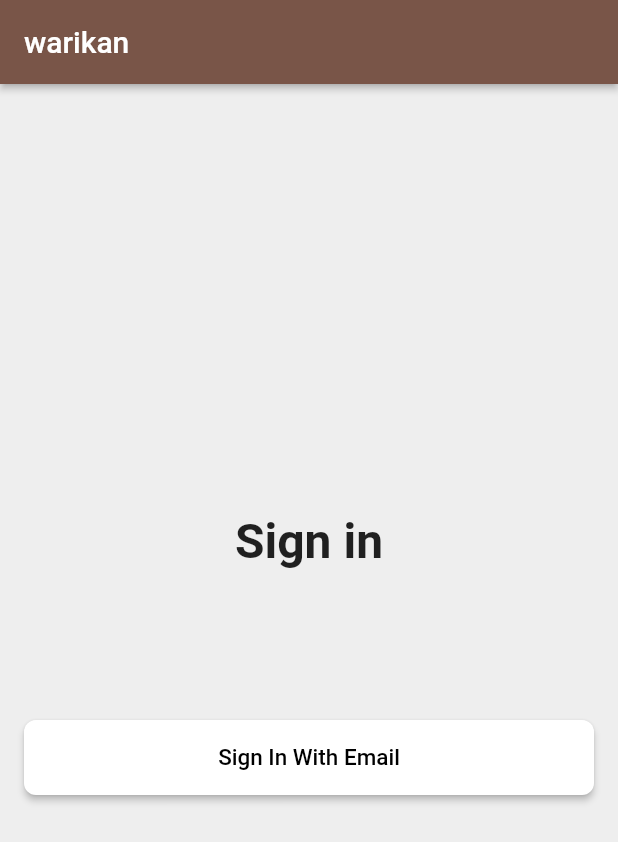
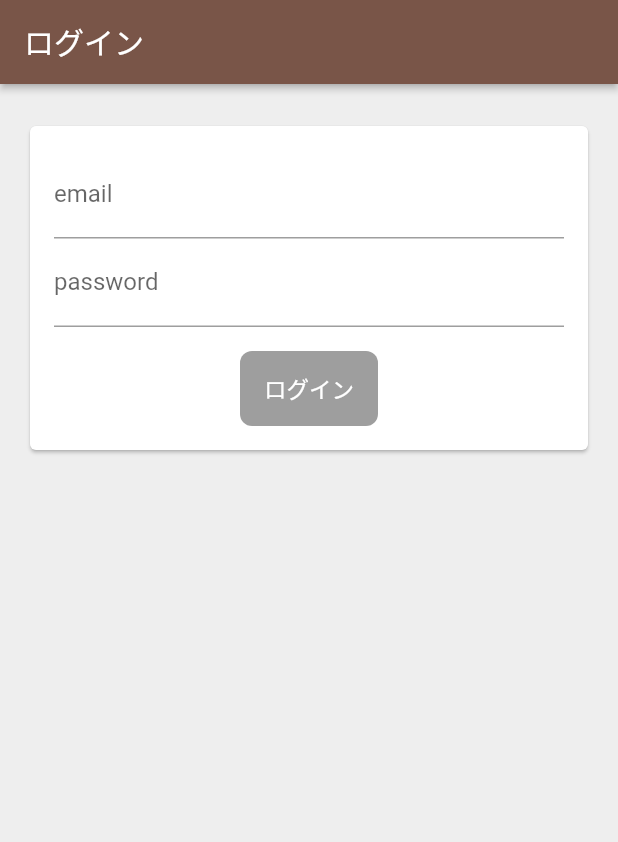
Before and after one commit to inoue723/warikan_native, a Flutter app: the screen it shows after launch, on a phone screen of 412 x 824 dp. Shown: the top 842 px of the screen. Run offline on Flutter 3.47's test engine with Material 2 defaults, Android fonts, the phone set to English and light mode, and no system bars; our stand-ins replace firebase_auth; accounts and stored records are empty.

Commit message:
add validation and controlled submitting

```diff
--- a/lib/src/home_page.dart
+++ b/lib/src/home_page.dart
@@ -2,14 +2,12 @@ import 'package:flutter/material.dart';
 import 'package:warikan_native/src/services/auth.dart';
 
 class HomePage extends StatelessWidget {
-  HomePage({@required this.auth, @required this.onSignOut});
-  final VoidCallback onSignOut;
+  HomePage({@required this.auth});
   final AuthBase auth;
 
   Future<void> _signOut() async {
     try {
       await auth.signOut();
-      onSignOut();
     } catch (error) {
       print(error.toString());
     }
--- a/lib/src/landing_page.dart
+++ b/lib/src/landing_page.dart
@@ -4,45 +4,33 @@ import 'package:warikan_native/src/sign_in/sign_in_page.dart';
 
 import 'home_page.dart';
 
-class LandingPage extends StatefulWidget {
+class LandingPage extends StatelessWidget {
   LandingPage({@required this.auth});
   final AuthBase auth;
 
   @override
-  _LandingPageState createState() => _LandingPageState();
-}
-
-class _LandingPageState extends State<LandingPage> {
-  User _user;
-
-  void _updateUser(User user) {
-    setState(() {
-      _user = user;
-    });
-  }
-
-  @override
-  void initState() {
-    super.initState();
-    _checkCurrentUser();
-  }
-
-  Future<void> _checkCurrentUser() async {
-    User user = await widget.auth.currentUser();
-    _updateUser(user);
-  }
-
-  @override
   Widget build(BuildContext context) {
-    if (_user == null) {
-      return SignInPage(
-        auth: widget.auth,
-        onSignIn: _updateUser,
-      );
-    }
-    return HomePage(
-      auth: widget.auth,
-      onSignOut: () => _updateUser(null),
+    return StreamBuilder<User>(
+      stream: auth.onAuthStateChanged,
+      builder: (context, snapshot) {
+        if (snapshot.connectionState == ConnectionState.active) {
+          User user = snapshot.data;
+          if (user == null) {
+            return SignInPage(
+              auth: auth,
+            );
+          }
+          return HomePage(
+            auth: auth,
+          );
+        } else {
+          return Scaffold(
+            body: Center(
+              child: CircularProgressIndicator(),
+            ),
+          );
+        }
+      },
     );
   }
 }
--- a/lib/src/services/auth.dart
+++ b/lib/src/services/auth.dart
@@ -7,6 +7,7 @@ class User {
 }
 
 abstract class AuthBase {
+  Stream<User> get onAuthStateChanged;
   Future<User> currentUser();
   Future<User> signInWithEmailAndPassword({String email, String password});
   Future<void> signOut();
@@ -20,6 +21,11 @@ class Auth implements AuthBase {
       return null;
     }
     return User(uid: user.uid);
+  }
+
+  @override
+  Stream<User> get onAuthStateChanged {
+    return _firebaseAuth.onAuthStateChanged.map(_userFromFirebase);
   }
 
   @override
--- /dev/null
+++ b/lib/src/sign_in/sign_in_form.dart
@@ -0,0 +1,121 @@
+import 'package:flutter/material.dart';
+import 'package:warikan_native/src/services/auth.dart';
+import 'package:warikan_native/src/sign_in/sign_in_button.dart';
+import 'package:warikan_native/src/sign_in/validators.dart';
+
+class SignInForm extends StatefulWidget with EmailAndPasswordValidators {
+  SignInForm({@required this.auth});
+  final AuthBase auth;
+
+  @override
+  _SignInFormState createState() => _SignInFormState();
+}
+
+class _SignInFormState extends State<SignInForm> {
+  final TextEditingController _emailController = TextEditingController();
+  final TextEditingController _passwordController = TextEditingController();
+  final FocusNode _emailFocusNode = FocusNode();
+  final FocusNode _passwordFocusNode = FocusNode();
+
+  String get _email => _emailController.text;
+  String get _password => _passwordController.text;
+
+  bool _submitted = false;
+  bool _isLoading = false;
+
+  Future<void> _submit() async {
+    setState(() {
+      _submitted = true;
+      _isLoading = true;
+    });
+    try {
+      await widget.auth.signInWithEmailAndPassword(
+        email: _email,
+        password: _password,
+      );
+    } catch (error) {
+      print(error.toString());
+    } finally {
+      setState(() {
+        _isLoading = false;
+      });
+    }
+  }
+
+  void _emailEditingComplete() {
+    final newFocus = widget.emailValidator.isValid(_email)
+        ? _passwordFocusNode
+        : _emailFocusNode;
+    FocusScope.of(context).requestFocus(newFocus);
+  }
+
+  List<Widget> _buildChildren() {
+    bool submitEnabled = widget.emailValidator.isValid(_email) &&
+        widget.passwordValidator.isValid(_password) &&
+        !_isLoading;
+    return [
+      _buildEmailTextField(),
+      _buildPasswordTextField(),
+      SizedBox(
+        height: 16.0,
+      ),
+      SignInButton(
+        text: "ログイン",
+        color: Colors.brown,
+        onPressed: submitEnabled ? _submit : null,
+        textColor: Colors.white,
+      )
+    ];
+  }
+
+  TextField _buildPasswordTextField() {
+    bool showErrorText =
+        _submitted && !widget.passwordValidator.isValid(_password);
+    return TextField(
+      controller: _passwordController,
+      focusNode: _passwordFocusNode,
+      decoration: InputDecoration(
+        labelText: "password",
+        errorText: showErrorText ? widget.invalidPasswordErrorText : null,
+        enabled: !_isLoading,
+      ),
+      obscureText: true,
+      textInputAction: TextInputAction.done,
+      onChanged: (password) => _updateState(),
+      onEditingComplete: _submit,
+    );
+  }
+
+  TextField _buildEmailTextField() {
+    bool showErrorText = _submitted && !widget.emailValidator.isValid(_email);
+    return TextField(
+      controller: _emailController,
+      focusNode: _emailFocusNode,
+      decoration: InputDecoration(
+        labelText: "email",
+        hintText: "email@example.com",
+        errorText: showErrorText ? widget.invalidEmailErrorText : null,
+        enabled: !_isLoading,
+      ),
+      autocorrect: false,
+      keyboardType: TextInputType.emailAddress,
+      textInputAction: TextInputAction.next,
+      onChanged: (email) => _updateState(),
+      onEditingComplete: _emailEditingComplete,
+    );
+  }
+
+  @override
+  Widget build(BuildContext context) {
+    return Padding(
+      padding: EdgeInsets.all(16.0),
+      child: Column(
+        children: _buildChildren(),
+      ),
+    );
+  }
+
+  void _updateState() {
+    setState(() {});
+  }
+}
--- a/lib/src/sign_in/sign_in_page.dart
+++ b/lib/src/sign_in/sign_in_page.dart
@@ -1,29 +1,16 @@
 import 'package:flutter/material.dart';
 import 'package:warikan_native/src/services/auth.dart';
-import 'package:warikan_native/src/sign_in/sign_in_button.dart';
+import 'package:warikan_native/src/sign_in/sign_in_form.dart';
 
 class SignInPage extends StatelessWidget {
-  SignInPage({@required this.auth, @required this.onSignIn});
-  final Function(User) onSignIn;
+  SignInPage({@required this.auth});
   final AuthBase auth;
-
-  Future<void> _signInWithEmailAndPassword() async {
-    try {
-      User user = await auth.signInWithEmailAndPassword(
-        email: 'warikan-app2@warikan.test',
-        password: 'inoue123',
-      );
-      onSignIn(user);
-    } catch (error) {
-      print(error.toString());
-    }
-  }
 
   @override
   Widget build(BuildContext context) {
     var scaffold = Scaffold(
       appBar: AppBar(
-        title: Text("warikan"),
+        title: Text("ログイン"),
         elevation: 2.0,
       ),
       body: _buildContainer(),
@@ -36,31 +23,16 @@ class SignInPage extends StatelessWidget {
     return Padding(
       padding: EdgeInsets.all(16.0),
       child: Column(
-        mainAxisAlignment: MainAxisAlignment.center,
         crossAxisAlignment: CrossAxisAlignment.stretch,
         children: <Widget>[
-          Text(
-            "Sign in",
-            textAlign: TextAlign.center,
-            style: TextStyle(
-              fontSize: 32.0,
-              fontWeight: FontWeight.bold,
+          SizedBox(height: 8.0),
+          SingleChildScrollView(
+            child: Card(
+              child: SignInForm(auth: auth),
             ),
           ),
-          SizedBox(height: 100.0),
-          SignInButton(
-            text: "Sign In With Email",
-            color: Colors.white,
-            textColor: Colors.black,
-            onPressed: _signInWithEmailAndPassword,
-          ),
-          SizedBox(height: 8.0),
         ],
       ),
     );
   }
 }
-
-void _signInWithEmail() {
-  // TODO: sign in with email
-}
--- /dev/null
+++ b/lib/src/sign_in/validators.dart
@@ -0,0 +1,17 @@
+abstract class StringValidator {
+  bool isValid(String value);
+}
+
+class NonEmptyStringValidator implements StringValidator {
+  @override
+  bool isValid(String value) {
+    return value.isNotEmpty;
+  }
+}
+
+class EmailAndPasswordValidators {
+  final StringValidator emailValidator = NonEmptyStringValidator();
+  final StringValidator passwordValidator = NonEmptyStringValidator();
+  final String invalidEmailErrorText = "メールアドレスは必須です";
+  final String invalidPasswordErrorText = "パスワードは必須です";
+}
```
